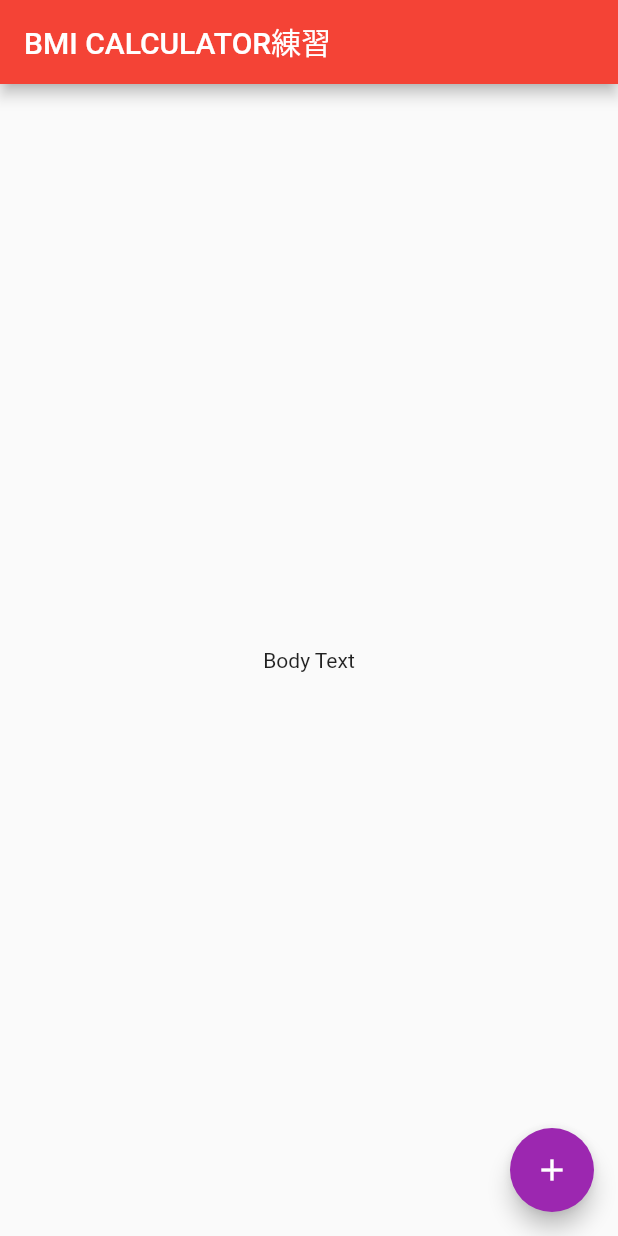
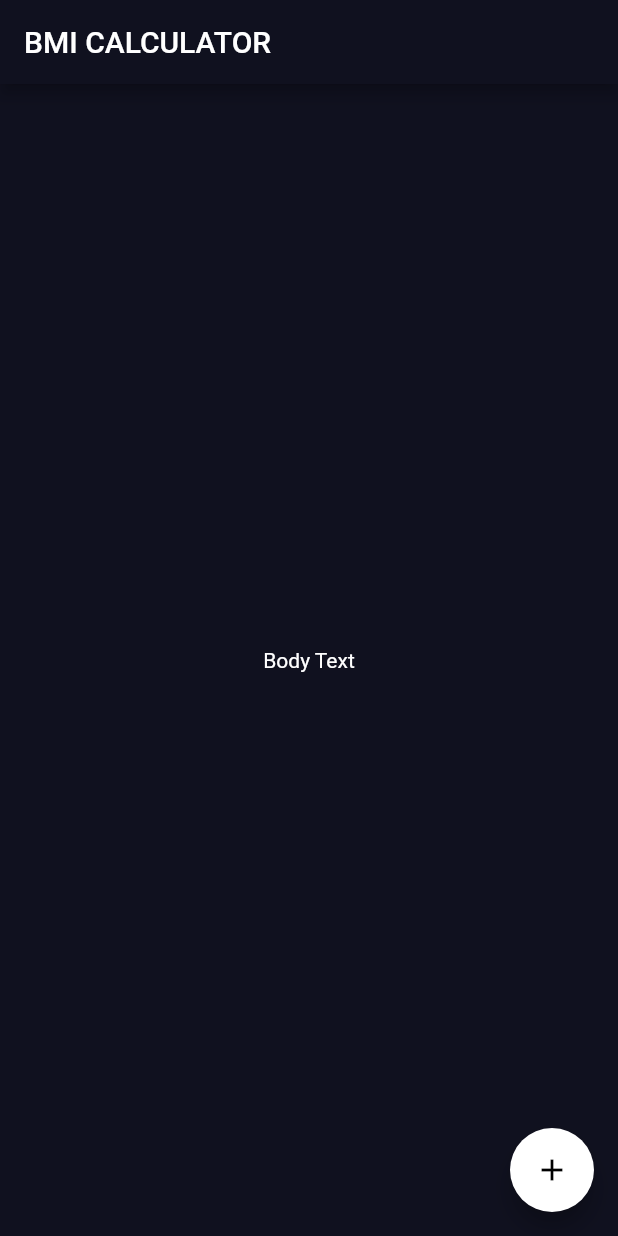
Before and after one commit to mimimimaimai55/bmi_calculator, a Flutter app: the screen it shows after launch, on a phone screen of 412 x 824 dp. Run offline on Flutter 3.47's test engine with Material 2 defaults, Android fonts, the phone set to English and light mode, and no system bars.

Commit message:
AppBarと背景色をダークカラーに変更

```diff
--- a/lib/main.dart
+++ b/lib/main.dart
@@ -7,8 +7,11 @@ class BMICalculator extends StatelessWidget {
   Widget build(BuildContext context) {
     return MaterialApp(
       theme: ThemeData(
-        primaryColor: Colors.red,
-        accentColor: Colors.purple,
+        primaryColor: Color(0xFF10111F),
+        scaffoldBackgroundColor:  Color(0xFF10111F),
+        accentColor: Colors.white,
+        textTheme: TextTheme(
+            bodyText2: TextStyle(color: Colors.white)),
       ),
       home: InputPage(),
     );
@@ -26,7 +29,7 @@ class _InputPageState extends State<InputPage> {
   Widget build(BuildContext context){
   return Scaffold(
       appBar: AppBar(
-      title: Text('BMI CALCULATOR練習'),
+      title: Text('BMI CALCULATOR'),
       ),
   body:Center(
       child: Text('Body Text'),
```
